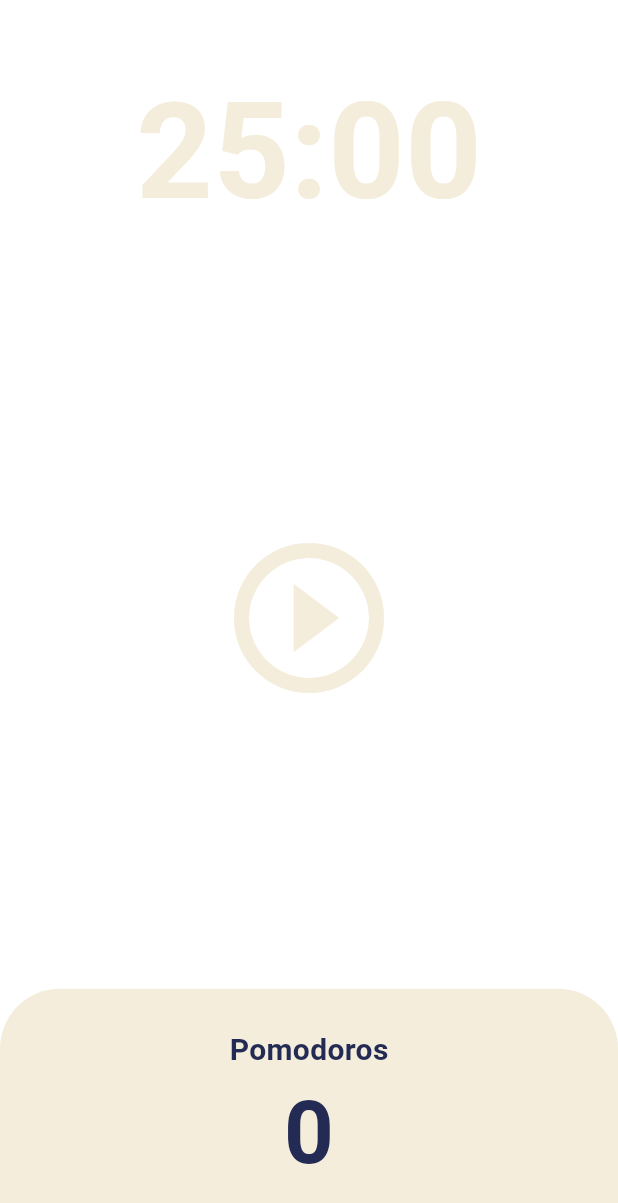
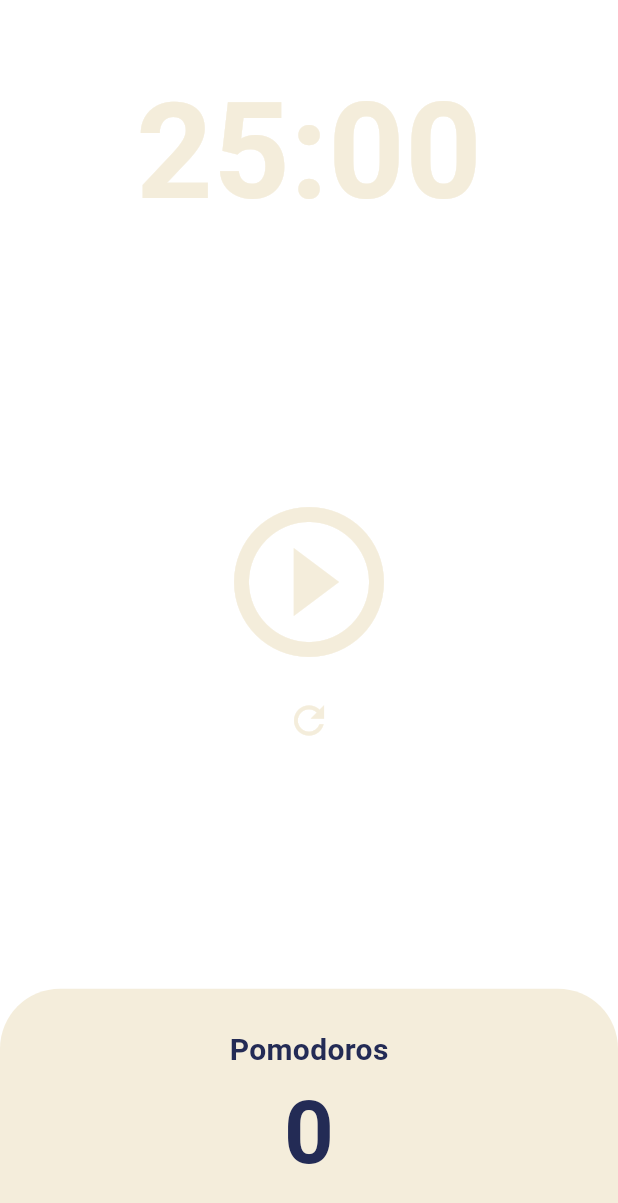
Before and after one commit to maskelog/Flutter_App, a Flutter app: the screen it shows after launch, on a phone screen of 412 x 824 dp. Shown: the top 1203 px of the screen. Run offline on Flutter 3.47's test engine with Material 3 defaults, Android fonts, the phone set to English and light mode, and no system bars.

Commit message:
리셋버튼  추가

```diff
--- a/pomodoro/pomodoro/lib/screens/home_screen.dart
+++ b/pomodoro/pomodoro/lib/screens/home_screen.dart
@@ -51,6 +51,17 @@ class _HomeScreenState extends State<HomeScreen> {
     });
   }
 
+  void onReset() {
+    if (timer.isActive) {
+      timer.cancel();
+    }
+    setState(() {
+      totalSeconds = twentyFiveMinutes;
+      isRunning = false;
+      totalPomodoros = 0;
+    });
+  }
+
   String format(int seconds) {
     var duration = Duration(seconds: seconds);
     return duration.toString().split('.').first.substring(2, 7);
@@ -78,13 +89,25 @@ class _HomeScreenState extends State<HomeScreen> {
           Flexible(
             flex: 3,
             child: Center(
-              child: IconButton(
+              child: Column(
+                mainAxisAlignment: MainAxisAlignment.center,
+                mainAxisSize: MainAxisSize.min,
+                children: [
+                  IconButton(
                     iconSize: 120,
                     color: Theme.of(context).cardColor,
                     onPressed: isRunning ? onPausePressed : onStartPressed,
                     icon: Icon(isRunning
                         ? Icons.pause_circle_outline
                         : Icons.play_circle_outline),
+                  ),
+                  IconButton(
+                    iconSize: 30,
+                    color: Theme.of(context).cardColor,
+                    onPressed: onReset,
+                    icon: const Icon(Icons.refresh_outlined),
+                  ),
+                ],
               ),
             ),
           ),
```
Lines whose indentation alone changed are shown as unchanged.
